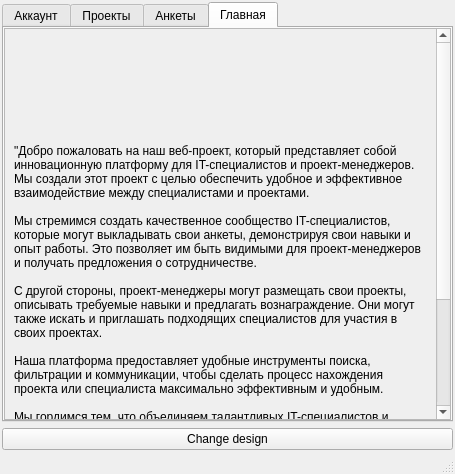
Old version of the form MainWindow.ui in the repository mr-Din/ItConnect.
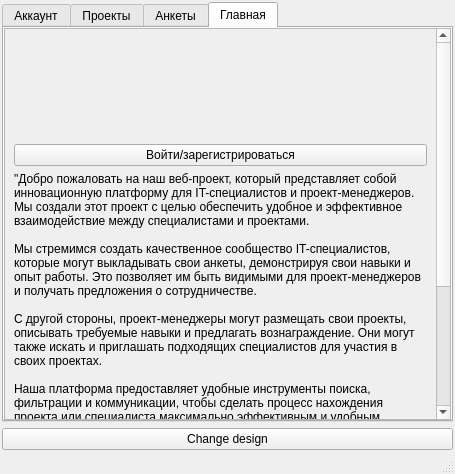
New version of the form. The open tabs and pages were chosen to show the change.

Commit message: Правки

```diff
--- a/MainWindow.ui
+++ b/MainWindow.ui
@@ -416,7 +416,7 @@
              <x>0</x>
              <y>0</y>
              <width>431</width>
-             <height>613</height>
+             <height>643</height>
             </rect>
            </property>
            <layout class="QGridLayout" name="gridLayout_8">
@@ -432,7 +432,7 @@
             <property name="bottomMargin">
              <number>2</number>
             </property>
-            <item row="1" column="0">
+            <item row="2" column="0">
              <widget class="QLabel" name="lbl_description">
               <property name="sizePolicy">
                <sizepolicy hsizetype="Preferred" vsizetype="Preferred">
@@ -476,6 +476,13 @@
               </property>
              </widget>
             </item>
+            <item row="1" column="0">
+             <widget class="QPushButton" name="btn_to_reg">
+              <property name="text">
+               <string>Войти/зарегистрироваться</string>
+              </property>
+             </widget>
+            </item>
            </layout>
           </widget>
          </widget>
```
Left out of the diff: 198 changed lines with no effect on the pictures. The commit also changes 1 other file.
